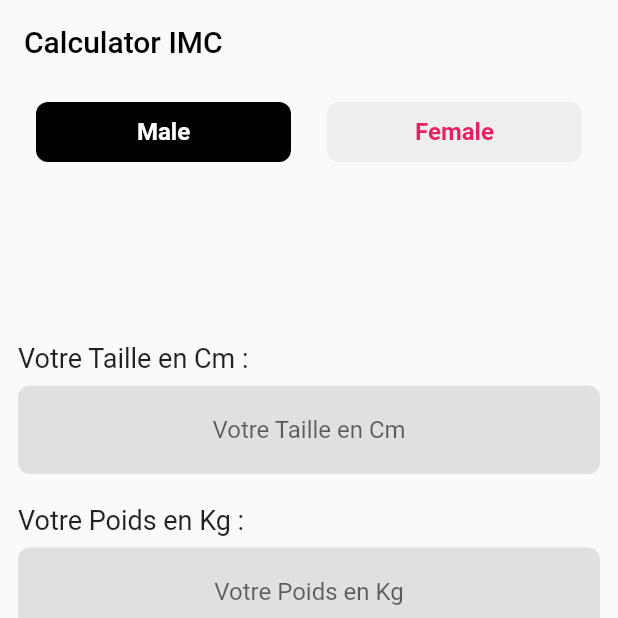
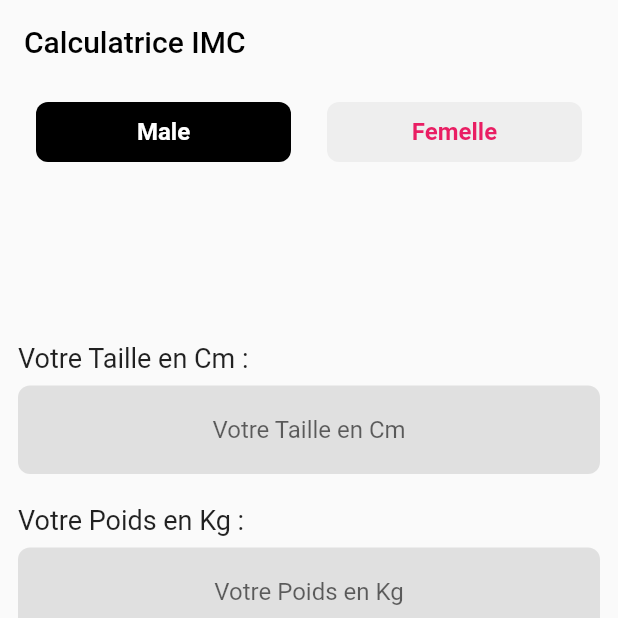
Before and after one commit to ROTRO/imc-calculator, a Flutter app: the screen it shows after launch, on a phone screen of 412 x 824 dp, the top half of it. Run offline on Flutter 3.47's test engine with Material 2 defaults, Android fonts, the phone set to English and light mode, and no system bars.

Commit message:
Update main.dart

```diff
--- a/lib/main.dart
+++ b/lib/main.dart
@@ -36,7 +36,7 @@ class _BmicalcState extends State<Bmicalc> {
       child: Scaffold(
         appBar: (AppBar(
           title: Text(
-            "Calculator IMC",
+            "Calculatrice IMC",
             style: TextStyle(color: Colors.black),
           ),
           elevation: 0.0,
@@ -54,7 +54,7 @@ class _BmicalcState extends State<Bmicalc> {
               Row(
                 children: [
                   radioButton("Male", Colors.black, 0),
-                  radioButton("Female", Colors.pink, 1),
+                  radioButton("Femelle", Colors.pink, 1),
                 ],
               ),
               SizedBox(
```
